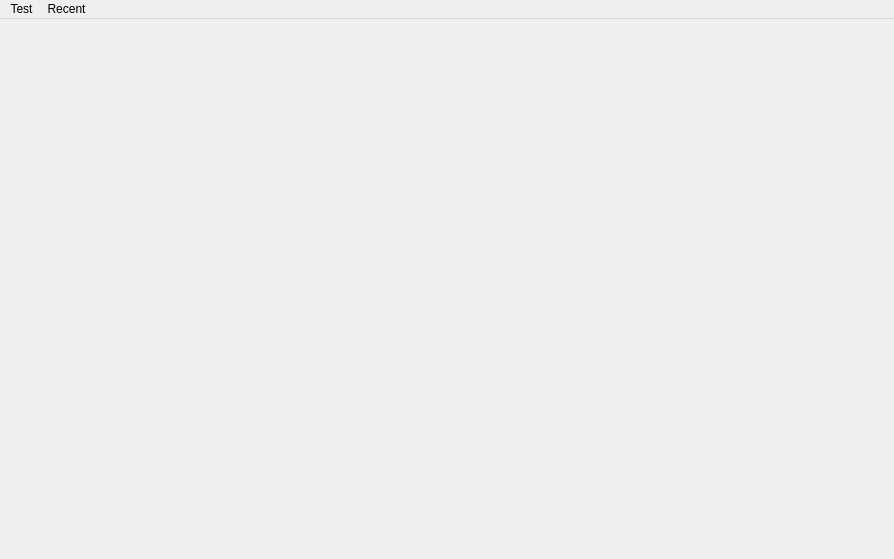
ChaoticEnigma/yaptlytoti, file client/mainwindow.ui: the form before one commit.
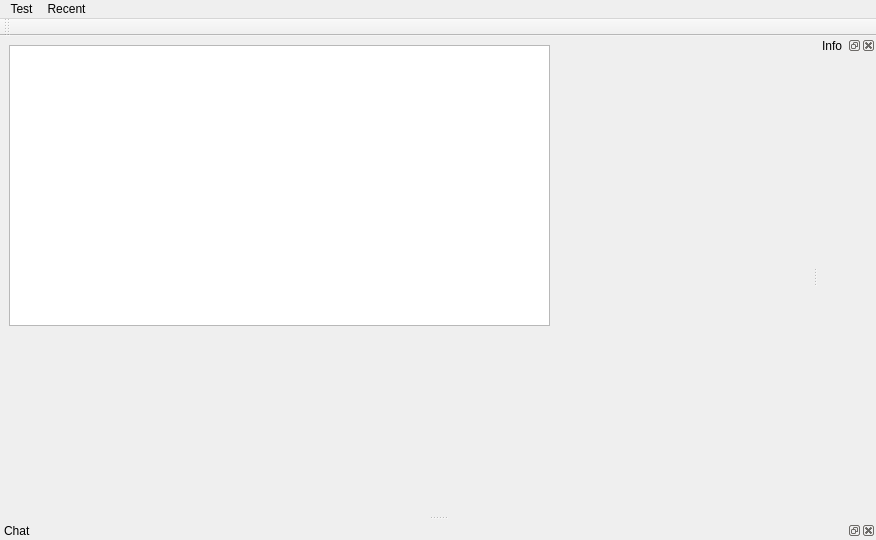
The form after the commit.

Patch:
```diff
--- a/client/mainwindow.ui
+++ b/client/mainwindow.ui
@@ -6,22 +6,31 @@
    <rect>
     <x>0</x>
     <y>0</y>
-    <width>894</width>
-    <height>559</height>
+    <width>876</width>
+    <height>540</height>
    </rect>
   </property>
   <property name="windowTitle">
    <string>YAPTLYTOTI</string>
   </property>
   <widget class="QWidget" name="centralWidget">
-   <layout class="QVBoxLayout" name="verticalLayout" stretch=""/>
+   <widget class="QTreeView" name="treeView">
+    <property name="geometry">
+     <rect>
+      <x>9</x>
+      <y>9</y>
+      <width>541</width>
+      <height>281</height>
+     </rect>
+    </property>
+   </widget>
   </widget>
   <widget class="QMenuBar" name="menuBar">
    <property name="geometry">
     <rect>
      <x>0</x>
      <y>0</y>
-     <width>894</width>
+     <width>876</width>
      <height>21</height>
     </rect>
    </property>
@@ -42,6 +51,42 @@
    <addaction name="menuTest"/>
    <addaction name="menuRecent"/>
   </widget>
+  <widget class="QToolBar" name="toolBar">
+   <property name="windowTitle">
+    <string>toolBar</string>
+   </property>
+   <attribute name="toolBarArea">
+    <enum>TopToolBarArea</enum>
+   </attribute>
+   <attribute name="toolBarBreak">
+    <bool>false</bool>
+   </attribute>
+  </widget>
+  <widget class="QDockWidget" name="infoDockWidget">
+   <property name="windowTitle">
+    <string>Info</string>
+   </property>
+   <attribute name="dockWidgetArea">
+    <number>2</number>
+   </attribute>
+   <widget class="QWidget" name="dockWidgetContents"/>
+  </widget>
+  <widget class="QDockWidget" name="chatDockWidget">
+   <property name="features">
+    <set>QDockWidget::AllDockWidgetFeatures</set>
+   </property>
+   <property name="windowTitle">
+    <string>Chat</string>
+   </property>
+   <attribute name="dockWidgetArea">
+    <number>8</number>
+   </attribute>
+   <widget class="QWidget" name="dockWidgetContents_2">
+    <property name="enabled">
+     <bool>true</bool>
+    </property>
+   </widget>
+  </widget>
   <action name="actionSomething">
    <property name="text">
     <string>Something</string>
```
